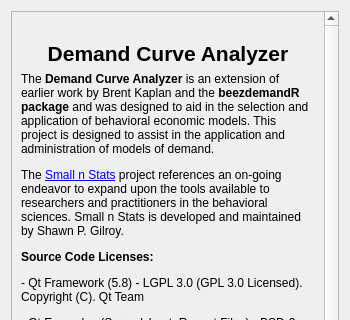
Above: creditsdialog.ui from miyamot0/DemandCalculatorQT before the change; both pictures show x 0 to 350 and y 0 to 320 of the 350 by 523 pixel window. Below: the same form after it.
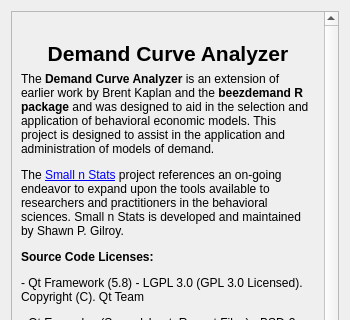
That is the form after the change. Icons and pictures are not drawn.

Commit message: UI fixes for mac, with file location tweaks

The edit to the form file:
```diff
--- a/creditsdialog.ui
+++ b/creditsdialog.ui
@@ -26,9 +26,9 @@
       <property name="geometry">
        <rect>
         <x>0</x>
-        <y>0</y>
-        <width>313</width>
-        <height>645</height>
+        <y>-304</y>
+        <width>309</width>
+        <height>767</height>
        </rect>
       </property>
       <layout class="QVBoxLayout" name="verticalLayout_2">
@@ -74,7 +74,7 @@
        <item>
         <widget class="QLabel" name="label_2">
          <property name="text">
-          <string>&lt;html&gt;&lt;head/&gt;&lt;body&gt;&lt;p&gt;The &lt;span style=&quot; font-weight:600;&quot;&gt;Demand Curve Analyzer&lt;/span&gt; is an extension of earlier work by Brent Kaplan and the &lt;span style=&quot; font-weight:600;&quot;&gt;beezdemandR package&lt;/span&gt; and was designed to aid in the selection and application of behavioral economic models. This project is designed to assist in the application and administration of models of demand. &lt;/p&gt;&lt;p&gt;The &lt;a href=&quot;http://www.smallnstats.com&quot;&gt;&lt;span style=&quot; text-decoration: underline; color:#0000ff;&quot;&gt;Small n Stats&lt;/span&gt;&lt;/a&gt; project references an on-going endeavor to expand upon the tools available to researchers and practitioners in the behavioral sciences. Small n Stats is developed and maintained by Shawn P. Gilroy.&lt;/p&gt;&lt;p&gt;&lt;span style=&quot; font-weight:600;&quot;&gt;Source Code Licenses:&lt;/span&gt;&lt;/p&gt;&lt;p&gt;- Qt Framework (5.8) - LGPL 3.0 (GPL 3.0 Licensed). Copyright (C). Qt Team&lt;/p&gt;&lt;p&gt;- Qt Examples (Spreadsheet, Recent Files) - BSD-3 Clause. Copyright (C). Qt Team&lt;/p&gt;&lt;p&gt;- ALGLIB (3.11.0) - GPLv3 Licensed. Copyright 1994-2017 ALGLIB Project.&lt;/p&gt;&lt;p&gt;- Tango Icon Set - Public Domain. Copyright 1994-2005 Free Software Federation.&lt;/p&gt;&lt;p&gt;- Beezdemand - GPLv2+ Licensed. Copyright 2016-2017 Brent Kaplan.&lt;/p&gt;&lt;p&gt;&lt;span style=&quot; font-weight:600;&quot;&gt;Credits and Acknowledgements:&lt;/span&gt;&lt;/p&gt;&lt;p&gt;TBD&lt;/p&gt;&lt;/body&gt;&lt;/html&gt;</string>
+          <string>&lt;html&gt;&lt;head/&gt;&lt;body&gt;&lt;p&gt;The &lt;span style=&quot; font-weight:600;&quot;&gt;Demand Curve Analyzer&lt;/span&gt; is an extension of earlier work by Brent Kaplan and the &lt;span style=&quot; font-weight:600;&quot;&gt;beezdemand R package&lt;/span&gt; and was designed to aid in the selection and application of behavioral economic models. This project is designed to assist in the application and administration of models of demand. &lt;/p&gt;&lt;p&gt;The &lt;a href=&quot;http://www.smallnstats.com&quot;&gt;&lt;span style=&quot; text-decoration: underline; color:#0000ff;&quot;&gt;Small n Stats&lt;/span&gt;&lt;/a&gt; project references an on-going endeavor to expand upon the tools available to researchers and practitioners in the behavioral sciences. Small n Stats is developed and maintained by Shawn P. Gilroy.&lt;/p&gt;&lt;p&gt;&lt;span style=&quot; font-weight:600;&quot;&gt;Source Code Licenses:&lt;/span&gt;&lt;/p&gt;&lt;p&gt;- Qt Framework (5.8) - LGPL 3.0 (GPL 3.0 Licensed). Copyright (C). Qt Team&lt;/p&gt;&lt;p&gt;- Qt Examples (Spreadsheet, Recent Files) - BSD-3 Clause. Copyright (C). Qt Team&lt;/p&gt;&lt;p&gt;- ALGLIB (3.11.0) - GPLv3 Licensed. Copyright 1994-2017 ALGLIB Project.&lt;/p&gt;&lt;p&gt;- Tango Icon Set - Public Domain. Copyright 1994-2005 Free Software Federation.&lt;/p&gt;&lt;p&gt;- Beezdemand - GPLv2+ Licensed. Copyright 2016-2017 Brent Kaplan.&lt;/p&gt;&lt;p&gt;&lt;span style=&quot; font-weight:600;&quot;&gt;Credits and Acknowledgements:&lt;/span&gt;&lt;/p&gt;&lt;p&gt;TBD&lt;/p&gt;&lt;/body&gt;&lt;/html&gt;</string>
          </property>
          <property name="wordWrap">
           <bool>true</bool>
```
The commit also changes 2 other files.
